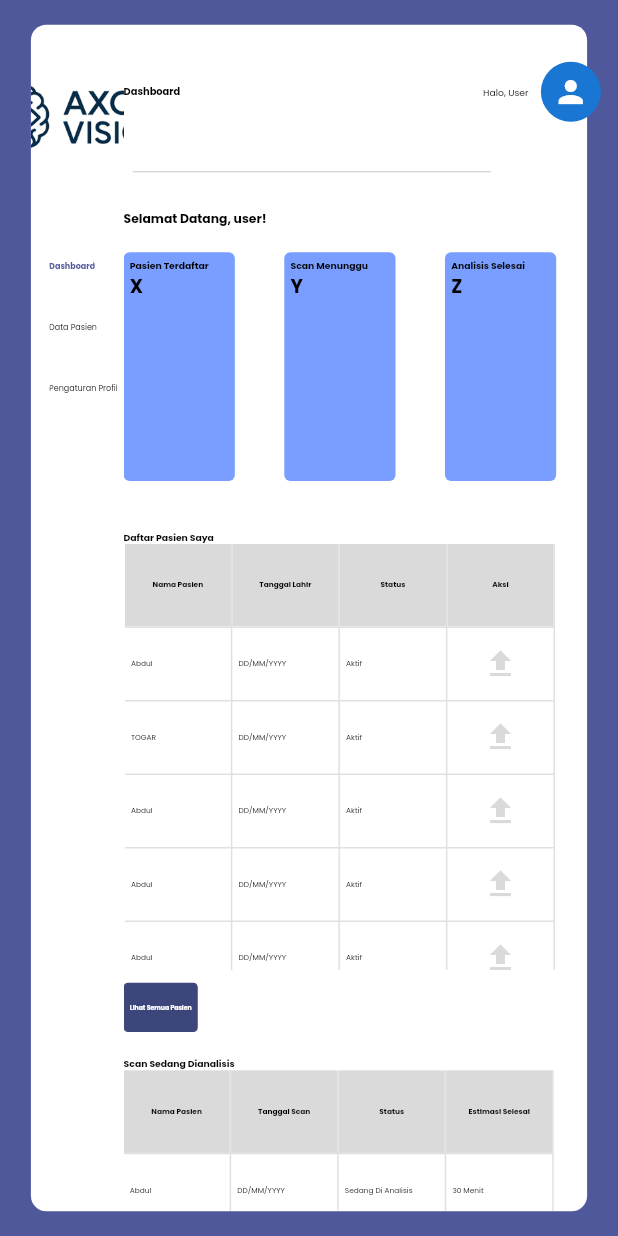
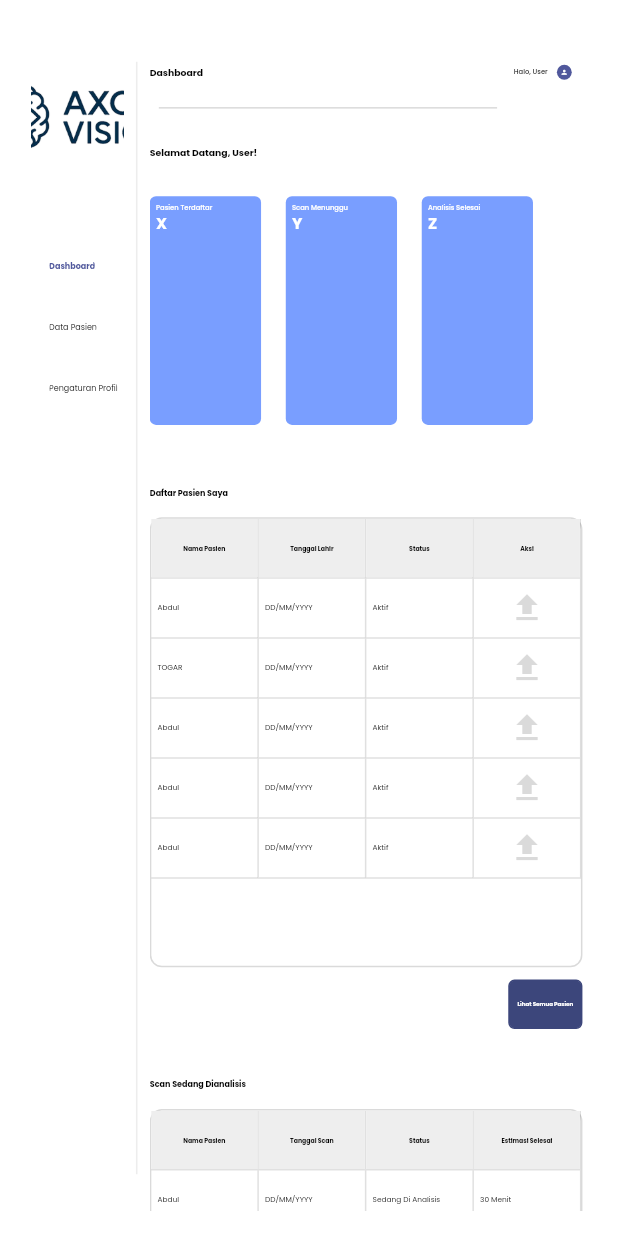
Before and after one commit to nabilaekasd/Aplikasi-AI-Tumor, a Flutter app: the DashboardPage screen opened by its route, on a phone screen of 412 x 824 dp. Run offline on Flutter 3.47's test engine with Material 3 defaults, Android fonts, the phone set to English and light mode, and no system bars; drawn by our look-alikes of syncfusion_flutter_datagrid; our stand-ins replace get, go_router, google_fonts; missing offline and left inert: month_year_picker.

Commit message:
update home dashboard

```diff
--- a/tumor-frontend/lib/controllers/dashboard_controller.dart
+++ b/tumor-frontend/lib/controllers/dashboard_controller.dart
@@ -13,6 +13,7 @@ class DashboardController extends GetxController {
   List<DataPasienModel> originalPasienData = <DataPasienModel>[];
   TextEditingController searchController = TextEditingController();
   late PasienDataSource pasienDataSource;
+  late PasienDataSource homePasienDataSource;
   late AnalisisDataSource analisisDataSource;
   final RxBool isSearching = RxBool(false);
   final int pageSize = 6;
@@ -32,6 +33,10 @@ class DashboardController extends GetxController {
     originalPasienData = List.from(pasienData);
     pasienDataSource = PasienDataSource(
       dataPasien: pasienData,
+      onUploadTap: handledChangeScreenDynamic,
+    );
+    homePasienDataSource = PasienDataSource(
+      dataPasien: pasienData.take(5).toList(),
       onUploadTap: handledChangeScreenDynamic,
     );
   }
--- a/tumor-frontend/lib/pages/dashboard/dashboard_page.dart
+++ b/tumor-frontend/lib/pages/dashboard/dashboard_page.dart
@@ -12,7 +12,6 @@ import 'package:axon_vision/pages/global_widgets/frame/frame_scaffold.dart';
 import 'package:axon_vision/pages/global_widgets/text_fonts/poppins_text_view.dart';
 import 'package:axon_vision/utils/app_colors.dart';
 import 'package:axon_vision/utils/asset_list.dart';
-import 'package:axon_vision/utils/fluid_space_sizer.dart';
 import 'package:axon_vision/utils/size_config.dart';
 import 'package:axon_vision/utils/space_sizer.dart';
 import 'package:flutter/material.dart';
@@ -29,7 +28,7 @@ class DashboardPage extends StatelessWidget {
       elevation: 0,
       color: AppColors.black,
       statusBarColor: AppColors.black,
-      colorScaffold: AppColors.bgColor,
+      colorScaffold: AppColors.white,
       statusBarBrightness: Brightness.light,
       view: GetBuilder<DashboardController>(
         init: DashboardController(),
@@ -64,7 +63,16 @@ class DashboardPage extends StatelessWidget {
                     ),
                   ],
                 ),
-                SingleChildScrollView(
+                Container(
+                  margin: EdgeInsets.symmetric(
+                    horizontal: SizeConfig.horizontal(2),
+                  ),
+                  width: 1,
+                  height: SizeConfig.safeBlockVertical * 90,
+                  color: AppColors.greyDisabled.withValues(alpha: 0.5),
+                ),
+                Expanded(
+                  child: SingleChildScrollView(
                     physics: dashboardController.activeMenuIndex == 4
                         ? NeverScrollableScrollPhysics()
                         : BouncingScrollPhysics(),
@@ -73,6 +81,7 @@ class DashboardPage extends StatelessWidget {
                       children: [
                         SpaceSizer(vertical: 3),
                         Row(
+                          crossAxisAlignment: CrossAxisAlignment.center,
                           children: [
                             PoppinsTextView(
                               value: dashboardController.activeMenuIndex == 0
@@ -80,27 +89,37 @@ class DashboardPage extends StatelessWidget {
                                   : dashboardController.activeMenuIndex == 5
                                   ? 'Pengaturan Profil'
                                   : 'Detail Pasien',
-                            size: SizeConfig.safeBlockHorizontal * 1.6,
+                              size: SizeConfig.safeBlockHorizontal * 1.5,
                               fontWeight: FontWeight.bold,
                             ),
-                          SpaceSizer(
-                            horizontal: dashboardController.activeMenuIndex == 0
-                                ? 49
-                                : dashboardController.activeMenuIndex == 5
-                                ? 44
-                                : 47,
-                          ),
+                            const Spacer(),
                             PoppinsTextView(
                               value: 'Halo, User',
-                            size: SizeConfig.safeBlockHorizontal * 1.5,
-                            fontWeight: FontWeight.w400,
+                              size: SizeConfig.safeBlockHorizontal * 1.1,
+                              fontWeight: FontWeight.w500,
+                            ),
+                            SpaceSizer(horizontal: 1),
+
+                            Container(
+                              padding: const EdgeInsets.all(2),
+                              decoration: const BoxDecoration(
+                                shape: BoxShape.circle,
+                                color: Colors.transparent,
+                              ),
+                              child: CircleAvatar(
+                                radius: SizeConfig.safeBlockHorizontal * 1.2,
+                                backgroundColor: AppColors.bgColor,
+                                child: Icon(
+                                  Icons.person,
+                                  color: Colors.white,
+                                  size: SizeConfig.safeBlockHorizontal * 1.2,
+                                ),
+                              ),
                             ),
                             SpaceSizer(horizontal: 2),
-                          CircleAvatar(child: Icon(Icons.person)),
-                          FluidSpaceSizer(minSpace: 0.1, maxSpace: 2),
                           ],
                         ),
-                      SpaceSizer(vertical: 4),
+                        SpaceSizer(vertical: 2),
                         SizedBox(
                           width: SizeConfig.safeBlockHorizontal * 74,
                           child: Divider(
@@ -114,6 +133,7 @@ class DashboardPage extends StatelessWidget {
                         SpaceSizer(vertical: 3),
                         _buildActiveMenu(dashboardController),
                       ],
+                    ),
                   ),
                 ),
               ],
--- a/tumor-frontend/lib/pages/dashboard/dashboard_widget/dashboard_tabel_analisis.dart
+++ b/tumor-frontend/lib/pages/dashboard/dashboard_widget/dashboard_tabel_analisis.dart
@@ -16,16 +16,19 @@ class DashboardTabelAnalisis extends StatelessWidget {
       builder: (DashboardController dashboardController) => SfDataGrid(
         gridLinesVisibility: GridLinesVisibility.both,
         headerGridLinesVisibility: GridLinesVisibility.both,
-        source: dashboardController.analisisDataSource, //todo: lanjut analis
+        source: dashboardController.analisisDataSource, //todo: lanjut analisis
+
+        headerRowHeight: 40,
+        rowHeight: 40,
         columns: <GridColumn>[
           GridColumn(
             width: SizeConfig.horizontal(17.4),
             columnName: 'name',
             label: Container(
-              color: AppColors.greyDisabled,
+              color: AppColors.greySecond,
               alignment: Alignment.center,
               child: PoppinsTextView(
-                size: SizeConfig.safeBlockHorizontal * 1.2,
+                size: SizeConfig.safeBlockHorizontal * 1.0,
                 value: 'Nama Pasien',
                 fontWeight: FontWeight.bold,
               ),
@@ -35,10 +38,10 @@ class DashboardTabelAnalisis extends StatelessWidget {
             columnName: 'tanggal_scan',
             width: SizeConfig.horizontal(17.4),
             label: Container(
-              color: AppColors.greyDisabled,
+              color: AppColors.greySecond,
               alignment: Alignment.center,
               child: PoppinsTextView(
-                size: SizeConfig.safeBlockHorizontal * 1.2,
+                size: SizeConfig.safeBlockHorizontal * 1.0,
                 value: 'Tanggal Scan',
                 fontWeight: FontWeight.bold,
               ),
@@ -48,10 +51,10 @@ class DashboardTabelAnalisis extends StatelessWidget {
             columnName: 'status',
             width: SizeConfig.horizontal(17.4),
             label: Container(
-              color: AppColors.greyDisabled,
+              color: AppColors.greySecond,
               alignment: Alignment.center,
               child: PoppinsTextView(
-                size: SizeConfig.safeBlockHorizontal * 1.2,
+                size: SizeConfig.safeBlockHorizontal * 1.0,
                 value: 'Status',
                 fontWeight: FontWeight.bold,
               ),
@@ -61,10 +64,10 @@ class DashboardTabelAnalisis extends StatelessWidget {
             width: SizeConfig.horizontal(17.4),
             columnName: 'estimasi',
             label: Container(
-              color: AppColors.greyDisabled,
+              color: AppColors.greySecond,
               alignment: Alignment.center,
               child: PoppinsTextView(
-                size: SizeConfig.safeBlockHorizontal * 1.2,
+                size: SizeConfig.safeBlockHorizontal * 1.0,
                 value: 'Estimasi Selesai',
                 fontWeight: FontWeight.bold,
               ),
--- a/tumor-frontend/lib/pages/dashboard/dashboard_widget/dashboard_tabel_data_pasien.dart
+++ b/tumor-frontend/lib/pages/dashboard/dashboard_widget/dashboard_tabel_data_pasien.dart
@@ -19,7 +19,12 @@ class DashboardTabelDataPasien extends StatelessWidget {
           SfDataGrid(
             gridLinesVisibility: GridLinesVisibility.both,
             headerGridLinesVisibility: GridLinesVisibility.both,
-            source: dashboardController.pasienDataSource,
+            source: isHideID == true
+                ? dashboardController.homePasienDataSource
+                : dashboardController.pasienDataSource,
+
+            headerRowHeight: 40,
+            rowHeight: 40,
 
             verticalScrollPhysics: isHideID == true
                 ? NeverScrollableScrollPhysics()
@@ -31,7 +36,7 @@ class DashboardTabelDataPasien extends StatelessWidget {
 
                 columnName: 'id_patient',
                 label: Container(
-                  color: AppColors.greyDisabled,
+                  color: AppColors.greySecond,
                   alignment: Alignment.center,
                   child: PoppinsTextView(
                     size: SizeConfig.safeBlockHorizontal * 1.2,
@@ -45,10 +50,10 @@ class DashboardTabelDataPasien extends StatelessWidget {
                 width: SizeConfig.horizontal(17.4),
                 columnName: 'name',
                 label: Container(
-                  color: AppColors.greyDisabled,
+                  color: AppColors.greySecond,
                   alignment: Alignment.center,
                   child: PoppinsTextView(
-                    size: SizeConfig.safeBlockHorizontal * 1.2,
+                    size: SizeConfig.safeBlockHorizontal * 1.0,
                     value: 'Nama Pasien',
                     fontWeight: FontWeight.bold,
                     overFlow: TextOverflow.ellipsis,
@@ -59,10 +64,10 @@ class DashboardTabelDataPasien extends StatelessWidget {
                 columnName: 'tanggal_lahir',
                 width: SizeConfig.horizontal(17.4),
                 label: Container(
-                  color: AppColors.greyDisabled,
+                  color: AppColors.greySecond,
                   alignment: Alignment.center,
                   child: PoppinsTextView(
-                    size: SizeConfig.safeBlockHorizontal * 1.2,
+                    size: SizeConfig.safeBlockHorizontal * 1.0,
                     value: 'Tanggal Lahir',
                     fontWeight: FontWeight.bold,
                   ),
@@ -72,10 +77,10 @@ class DashboardTabelDataPasien extends StatelessWidget {
                 columnName: 'status',
                 width: SizeConfig.horizontal(isHideID == true ? 17.4 : 10),
                 label: Container(
-                  color: AppColors.greyDisabled,
+                  color: AppColors.greySecond,
                   alignment: Alignment.center,
                   child: PoppinsTextView(
-                    size: SizeConfig.safeBlockHorizontal * 1.2,
+                    size: SizeConfig.safeBlockHorizontal * 1.0,
                     value: 'Status',
                     fontWeight: FontWeight.bold,
                   ),
@@ -85,10 +90,10 @@ class DashboardTabelDataPasien extends StatelessWidget {
                 width: SizeConfig.horizontal(isHideID == true ? 17.4 : 15),
                 columnName: 'action',
                 label: Container(
-                  color: AppColors.greyDisabled,
+                  color: AppColors.greySecond,
                   alignment: Alignment.center,
                   child: PoppinsTextView(
-                    size: SizeConfig.safeBlockHorizontal * 1.2,
+                    size: SizeConfig.safeBlockHorizontal * 1.0,
                     value: 'Aksi',
                     fontWeight: FontWeight.bold,
                   ),
--- a/tumor-frontend/lib/pages/dashboard/dashboard_widget/home_dashboard.dart
+++ b/tumor-frontend/lib/pages/dashboard/dashboard_widget/home_dashboard.dart
@@ -20,45 +20,56 @@ class Home extends StatelessWidget {
         crossAxisAlignment: CrossAxisAlignment.start,
         children: [
           PoppinsTextView(
-            value: 'Selamat Datang, user!',
-            size: SizeConfig.safeBlockHorizontal * 2,
+            value: 'Selamat Datang, User!',
+            size: SizeConfig.safeBlockHorizontal * 1.5,
             fontWeight: FontWeight.bold,
           ),
-          SpaceSizer(vertical: 2),
+          SpaceSizer(vertical: 3),
           Row(
             children: [
               DashboardBlueCard(title: 'Pasien Terdaftar', subtitle: 'X'),
-              SpaceSizer(horizontal: 8),
+              SpaceSizer(horizontal: 4),
               DashboardBlueCard(title: 'Scan Menunggu', subtitle: 'Y'),
-              SpaceSizer(horizontal: 8),
+              SpaceSizer(horizontal: 4),
               DashboardBlueCard(title: 'Analisis Selesai', subtitle: 'Z'),
             ],
           ),
-          SpaceSizer(vertical: 4),
+          SpaceSizer(vertical: 5),
 
           PoppinsTextView(
             value: 'Daftar Pasien Saya',
-            size: SizeConfig.safeBlockHorizontal * 1.5,
+            size: SizeConfig.safeBlockHorizontal * 1.3,
             fontWeight: FontWeight.bold,
           ),
+          SpaceSizer(vertical: 1.5),
+
+          Container(
+            width: SizeConfig.blockSizeHorizontal * 70,
+            height: 300,
+            decoration: BoxDecoration(
+              border: Border.all(color: AppColors.greyDisabled),
+              borderRadius: BorderRadius.circular(8),
+            ),
+            child: dashboardController.pasienData.isEmpty
+                ? Center(
+                    child: Padding(
+                      padding: const EdgeInsets.all(20.0),
+                      child: PoppinsTextView(
+                        value: 'Data Tidak Ditemukan...',
+                        size: SizeConfig.safeBlockHorizontal * 1.2,
+                      ),
+                    ),
+                  )
+                : const DashboardTabelDataPasien(isHideID: true),
+          ),
+          SpaceSizer(vertical: 1),
           SizedBox(
             width: SizeConfig.blockSizeHorizontal * 70,
-            height: SizeConfig.safeBlockVertical * 34.5,
-            child: SingleChildScrollView(
-              physics: NeverScrollableScrollPhysics(),
-              child: dashboardController.pasienData.isEmpty
-                  ? Center(
-                      child: PoppinsTextView(
-                        value: 'Data Tidak Ditemukan...',
-                        size: SizeConfig.safeBlockHorizontal * 1.8,
-                      ),
-                    )
-                  : DashboardTabelDataPasien(isHideID: true),
-            ),
-          ),
-          SpaceSizer(vertical: 1),
+            child: Row(
+              mainAxisAlignment: MainAxisAlignment.end,
+              children: [
                 CustomFlatButton(
-            radius: 0.7,
+                  radius: 1.0,
                   text: 'Lihat Semua Pasien',
                   onTap: () {
                     dashboardController.changeMenu(1);
@@ -66,30 +77,49 @@ class Home extends StatelessWidget {
                   width: SizeConfig.safeBlockHorizontal * 12,
                   height: SizeConfig.safeBlockVertical * 4,
                   backgroundColor: AppColors.blueDark,
-            textSize: SizeConfig.safeBlockHorizontal * 1,
+                  textSize: SizeConfig.safeBlockHorizontal * 0.9,
                 ),
-          SpaceSizer(vertical: 2),
+              ],
+            ),
+          ),
+          SpaceSizer(vertical: 4),
           PoppinsTextView(
             value: 'Scan Sedang Dianalisis',
-            size: SizeConfig.safeBlockHorizontal * 1.5,
+            size: SizeConfig.safeBlockHorizontal * 1.3,
             fontWeight: FontWeight.bold,
           ),
+          SpaceSizer(vertical: 1.5),
+
+          Container(
+            width: SizeConfig.blockSizeHorizontal * 70,
+            height: 162,
+            decoration: BoxDecoration(
+              border: Border.all(color: AppColors.greyDisabled),
+              borderRadius: BorderRadius.circular(8),
+            ),
+            child: const DashboardTabelAnalisis(),
+          ),
+          SpaceSizer(vertical: 1),
           SizedBox(
             width: SizeConfig.blockSizeHorizontal * 70,
-            height: SizeConfig.safeBlockVertical * 33,
-            child: DashboardTabelAnalisis(),
-          ),
-          SpaceSizer(vertical: 2),
+            child: Row(
+              mainAxisAlignment: MainAxisAlignment.end,
+              children: [
                 CustomFlatButton(
                   icon: Icons.refresh,
-            colorIconImage: AppColors.white,
-            radius: 0.7,
+                  colorIconImage: AppColors.blueDark,
+                  radius: 1.0,
                   text: 'Refresh Status',
                   onTap: () {},
                   width: SizeConfig.safeBlockHorizontal * 12,
                   height: SizeConfig.safeBlockVertical * 4,
-            backgroundColor: AppColors.blueDark,
-            textSize: SizeConfig.safeBlockHorizontal * 1,
+                  backgroundColor: AppColors.white,
+                  borderColor: AppColors.blueDark,
+                  textColor: AppColors.blueDark,
+                  textSize: SizeConfig.safeBlockHorizontal * 0.9,
+                ),
+              ],
+            ),
           ),
           SpaceSizer(vertical: 5),
         ],
@@ -126,13 +156,15 @@ class DashboardBlueCard extends StatelessWidget {
           children: [
             PoppinsTextView(
               value: title,
-              size: SizeConfig.safeBlockHorizontal * 1.5,
-              fontWeight: FontWeight.bold,
+              size: SizeConfig.safeBlockHorizontal * 1.1,
+              fontWeight: FontWeight.w500,
+              color: Colors.white,
             ),
             PoppinsTextView(
               value: subtitle,
-              size: SizeConfig.safeBlockHorizontal * 3,
+              size: SizeConfig.safeBlockHorizontal * 2.5,
               fontWeight: FontWeight.bold,
+              color: Colors.white,
             ),
           ],
         ),
--- a/tumor-frontend/lib/pages/login/login_page.dart
+++ b/tumor-frontend/lib/pages/login/login_page.dart
@@ -23,7 +23,7 @@ class LoginPage extends StatelessWidget {
       elevation: 0,
       color: AppColors.black,
       statusBarColor: AppColors.black,
-      colorScaffold: AppColors.bgColor,
+      colorScaffold: AppColors.white,
       statusBarBrightness: Brightness.light,
       view: GetBuilder<LoginController>(
         init: LoginController(),
@@ -47,7 +47,7 @@ class LoginPage extends StatelessWidget {
                 ),
 
                 PoppinsTextView(
-                  value: 'Silahkan login dengan akun anda',
+                  value: 'Silakan login dengan akun Anda',
                   size: SizeConfig.safeBlockHorizontal * 1.3,
                 ),
                 SpaceSizer(vertical: 8),
@@ -55,7 +55,8 @@ class LoginPage extends StatelessWidget {
                   title: '',
                   width: 30,
                   hintText: 'Username',
-                  borderRadius: 20,
+                  fillColor: AppColors.white,
+                  borderRadius: 1.5,
                 ),
                 SpaceSizer(vertical: 2),
                 CustomTextPasswordField(
@@ -63,7 +64,8 @@ class LoginPage extends StatelessWidget {
                   title: '',
                   isPasswordField: true,
                   hintText: 'Password',
-                  borderRadius: 20,
+                  fillColor: AppColors.white,
+                  borderRadius: 1.5,
                 ),
                 SpaceSizer(vertical: 2),
                 Padding(
@@ -87,6 +89,7 @@ class LoginPage extends StatelessWidget {
                 CustomFlatButton(
                   width: SizeConfig.safeBlockHorizontal * 16,
                   text: 'Login',
+                  radius: 1.5,
                   onTap: () {
                     router.replaceNamed('dashboard');
                   },
```
Lines whose indentation alone changed are shown as unchanged.
